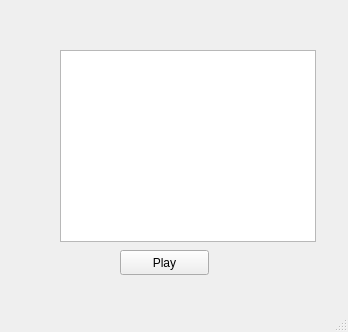
This is OdisseyRadio/mainwindow.ui in miguemesen/OdisseyRadio as Qt 5 draws it before an edit. The edited form follows.
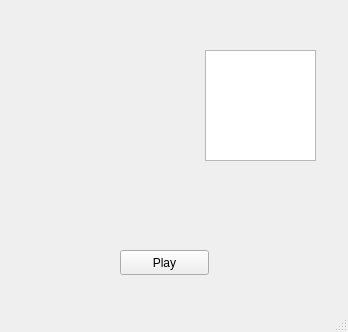
This is the edited form.

What changed in the file:
```diff
--- a/OdisseyRadio/mainwindow.ui
+++ b/OdisseyRadio/mainwindow.ui
@@ -17,10 +17,10 @@
    <widget class="QListWidget" name="lw_song">
     <property name="geometry">
      <rect>
-      <x>60</x>
+      <x>205</x>
       <y>50</y>
-      <width>256</width>
-      <height>192</height>
+      <width>111</width>
+      <height>111</height>
      </rect>
     </property>
    </widget>
```
